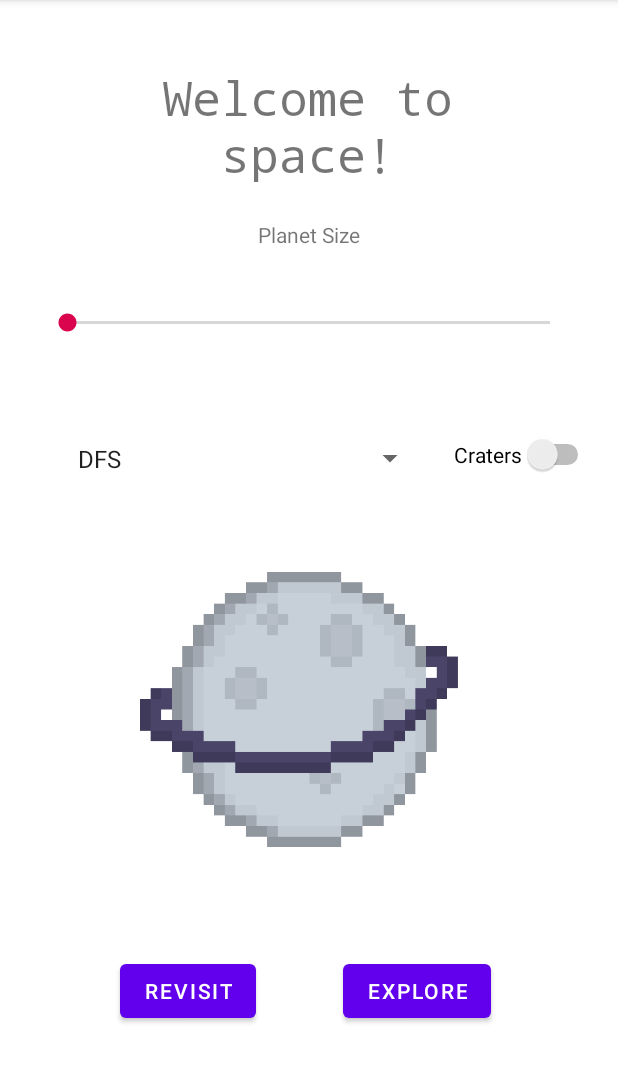
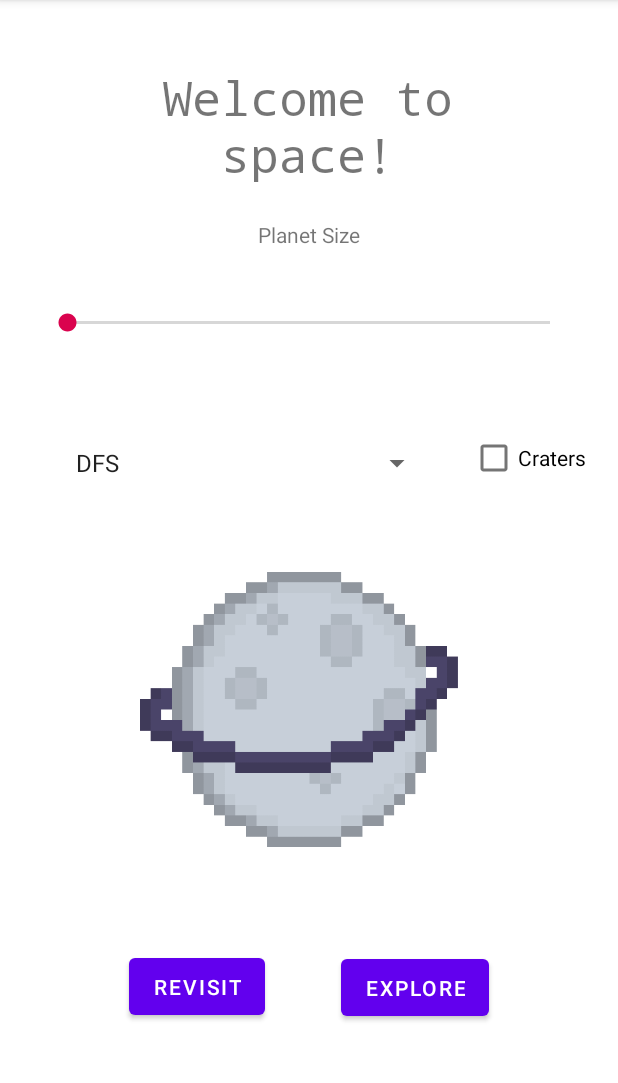
Before and after one commit to kimsejas/SpaceAndroidMaze, an Android app: the screen it shows after launch (AMazeActivity), on a phone screen of 412 x 824 dp, the part 84-1167 px from its top. Run offline under Robolectric (Android 15) with nearby library versions, the phone set to English and light mode, and no system bars.

Commit message:
Added working shared preferences to save user selection and imported P7PanelF22.java file

```diff
--- a/app/src/main/java/edu/wm/cs/cs301/amazebykimberlysejas/gui/AMazeActivity.java
+++ b/app/src/main/java/edu/wm/cs/cs301/amazebykimberlysejas/gui/AMazeActivity.java
@@ -3,12 +3,15 @@ package edu.wm.cs.cs301.amazebykimberlysejas.gui;
 import androidx.appcompat.app.AppCompatActivity;
 
 import android.content.Intent;
+import android.content.SharedPreferences;
 import android.os.Bundle;
+import android.preference.PreferenceManager;
 import android.util.Log;
 import android.view.View;
 import android.widget.AdapterView;
 import android.widget.ArrayAdapter;
 import android.widget.Button;
+import android.widget.CheckBox;
 import android.widget.CompoundButton;
 import android.widget.SeekBar;
 import android.widget.Spinner;
@@ -24,28 +27,32 @@ public class AMazeActivity extends AppCompatActivity implements AdapterView.OnIt
     private Button revisit;
     private Spinner spinner;
 
-    private TextView skillBarText;
-    private SeekBar skillBar;
-    public int skillBarNum;
+    private TextView planetSizeText;
+    private SeekBar planetSizeBar;
+    public int planetSizeNum;
 
-    private Switch craterSwitch;
+    private CheckBox cratersChecked;
+
+    private SharedPreferences mazePreferences;
+    private SharedPreferences.Editor mazeEditor;
+    private String planetType;
 
 
     @Override
     protected void onCreate(Bundle savedInstanceState) {
         super.onCreate(savedInstanceState);
         setContentView(R.layout.activity_amaze);
-
+        mazePreferences = getSharedPreferences("mazePref",MODE_PRIVATE);
         exploreButtonOnClick();
         revisitButtonOnClick();
         spinnerPlanetSelection();
         skillBarSlider();
         craterSwitchCheckChange();
+
     }
 
     /*
-    Switches to the GeneratingActivity when the user clicks on the explore button by using an intent.
-    Also, displays a toast message and outputs a Log.V indicating that the explore button was clicked.
+    Switches to the GeneratingActivity when explore button is clicked and saves information about selected planet
      */
     private void exploreButtonOnClick(){
         explore = findViewById(R.id.exploreB);
@@ -54,6 +61,12 @@ public class AMazeActivity extends AppCompatActivity implements AdapterView.OnIt
             public void onClick(View view) {
                 Toast.makeText(AMazeActivity.this, "Explore button clicked!", Toast.LENGTH_SHORT).show();
                 Log.v("buttonClicked", "User clicked explore button");
+                mazeEditor = mazePreferences.edit();
+                mazeEditor.putString("planet", planetType);
+                mazeEditor.putInt("size", planetSizeNum);
+                mazeEditor.putBoolean("craters", cratersChecked.isChecked());
+                mazeEditor.commit();
+                Toast.makeText(AMazeActivity.this, "Information saved: "+ planetType + "," +planetSizeNum + "," + cratersChecked.isChecked() , Toast.LENGTH_SHORT).show();
                 Intent i = new Intent(AMazeActivity.this, GeneratingActivity.class);
                 startActivity(i);
             }
@@ -69,7 +82,10 @@ public class AMazeActivity extends AppCompatActivity implements AdapterView.OnIt
         revisit.setOnClickListener(new View.OnClickListener() {
             @Override
             public void onClick(View view) {
-                Toast.makeText(AMazeActivity.this, "Revisit button clicked!", Toast.LENGTH_SHORT).show();
+                String lastPlanet = mazePreferences.getString("planet", "");
+                int lastPlanetSize = mazePreferences.getInt("size", 0);
+                boolean lastCratersChecked = mazePreferences.getBoolean("craters", false);
+                Toast.makeText(AMazeActivity.this, "Revisit button clicked! Going to " +lastPlanet + " "+ lastPlanetSize + " Craters: "+ lastCratersChecked, Toast.LENGTH_SHORT).show();
                 Log.v("buttonClicked", "User clicked revisit button");
                 Intent i = new Intent(AMazeActivity.this, GeneratingActivity.class);
                 startActivity(i);
@@ -96,13 +112,13 @@ public class AMazeActivity extends AppCompatActivity implements AdapterView.OnIt
     Also, displays a toast message and outputs a Log.V indicating the user's current planet size choice.
      */
     private void skillBarSlider(){
-        skillBarText = (TextView) findViewById(R.id.pSizeBarText);
-        skillBar = (SeekBar) findViewById(R.id.pSizeBar);
-        skillBar.setOnSeekBarChangeListener(new SeekBar.OnSeekBarChangeListener() {
+        planetSizeText = (TextView) findViewById(R.id.pSizeBarText);
+        planetSizeBar = (SeekBar) findViewById(R.id.pSizeBar);
+        planetSizeBar.setOnSeekBarChangeListener(new SeekBar.OnSeekBarChangeListener() {
             @Override
             public void onProgressChanged(SeekBar seekBar, int progress, boolean b) {
-                skillBarNum = progress;
-                skillBarText.setText("Planet Size:"+ progress);
+                planetSizeNum = progress;
+                planetSizeText.setText("Planet Size:"+ progress);
                 Toast.makeText(AMazeActivity.this, "Chosen Planet Size:  " + progress, Toast.LENGTH_SHORT).show();
                 Log.v("skillBarProgress", "User chose a planet size of:  " + progress);
 
@@ -121,22 +137,25 @@ public class AMazeActivity extends AppCompatActivity implements AdapterView.OnIt
     }
 
     /*
-    Creates a listener for the craters (rooms) switch that can change between craters mode on and off.
+    Creates a listener for the craters (rooms) checkbox that can change between craters mode on and off.
     A toast message and Log.V output will indicate the status of the switch and updates if changed.
      */
     private void craterSwitchCheckChange(){
-        craterSwitch = findViewById(R.id.craterSwitch);
-
-        craterSwitch.setOnCheckedChangeListener(new CompoundButton.OnCheckedChangeListener() {
+        cratersChecked = findViewById(R.id.craterChecked);
+        cratersChecked.setOnClickListener(new View.OnClickListener() {
             @Override
-            public void onCheckedChanged(CompoundButton compoundButton, boolean isChecked) {
-                if (isChecked){
+            public void onClick(View view) {
+                if (cratersChecked.isChecked()){
+                    cratersChecked.setChecked(true);
                     Toast.makeText(AMazeActivity.this, "Craters mode on", Toast.LENGTH_SHORT).show();
                     Log.v("switch", "User checked craters " );
 
-                }else{
+                }
+                else{
+                    cratersChecked.setChecked(false);
                     Toast.makeText(AMazeActivity.this, "Craters mode off", Toast.LENGTH_SHORT).show();
                     Log.v("switch", "User unchecked craters " );
+
                 }
 
             }
@@ -144,9 +163,9 @@ public class AMazeActivity extends AppCompatActivity implements AdapterView.OnIt
     }
     @Override
     public void onItemSelected(AdapterView<?> adapterView, View view, int i, long l) {
-        String text = adapterView.getItemAtPosition(i).toString();
-        Toast.makeText(AMazeActivity.this, "Selected Planet: " + text, Toast.LENGTH_SHORT).show();
-        Log.v("itemSelected", "User selected " + text + " planet");
+        planetType = adapterView.getItemAtPosition(i).toString();
+        Toast.makeText(AMazeActivity.this, "Selected Planet: " + planetType, Toast.LENGTH_SHORT).show();
+        Log.v("itemSelected", "User selected " + planetType + " planet");
     }
 
     @Override
--- a/app/src/main/res/layout/activity_amaze.xml
+++ b/app/src/main/res/layout/activity_amaze.xml
@@ -9,32 +9,32 @@
     <Button
         android:id="@+id/revisitB"
         android:layout_width="wrap_content"
-        android:layout_height="wrap_content"
+        android:layout_height="50dp"
+        android:layout_marginStart="36dp"
         android:text="@string/revisit"
         app:layout_constraintBottom_toBottomOf="parent"
-        app:layout_constraintEnd_toEndOf="parent"
-        app:layout_constraintHorizontal_bias="0.249"
+        app:layout_constraintEnd_toStartOf="@+id/exploreB"
         app:layout_constraintStart_toStartOf="parent"
         app:layout_constraintTop_toTopOf="parent"
-        app:layout_constraintVertical_bias="0.884" />
+        app:layout_constraintVertical_bias="0.881" />
 
     <Button
         android:id="@+id/exploreB"
         android:layout_width="wrap_content"
-        android:layout_height="wrap_content"
+        android:layout_height="50dp"
         android:layout_marginEnd="36dp"
         android:text="@string/explore"
         app:layout_constraintBottom_toBottomOf="parent"
         app:layout_constraintEnd_toEndOf="parent"
-        app:layout_constraintHorizontal_bias="0.544"
+        app:layout_constraintHorizontal_bias="0.851"
         app:layout_constraintStart_toEndOf="@+id/revisitB"
         app:layout_constraintTop_toTopOf="parent"
-        app:layout_constraintVertical_bias="0.884" />
+        app:layout_constraintVertical_bias="0.882" />
 
     <Spinner
         android:id="@+id/titleSpinner"
-        android:layout_width="240dp"
-        android:layout_height="30dp"
+        android:layout_width="246dp"
+        android:layout_height="57dp"
         app:layout_constraintBottom_toBottomOf="parent"
         app:layout_constraintEnd_toEndOf="parent"
         app:layout_constraintHorizontal_bias="0.257"
@@ -65,8 +65,8 @@
         app:layout_constraintTop_toTopOf="parent"
         app:layout_constraintVertical_bias="0.196" />
 
-    <Switch
-        android:id="@+id/craterSwitch"
+    <CheckBox
+        android:id="@+id/craterChecked"
         android:layout_width="wrap_content"
         android:layout_height="wrap_content"
         android:text="@string/craters"
@@ -105,4 +105,7 @@
         />
 
 
+
+
+
 </androidx.constraintlayout.widget.ConstraintLayout>
--- a/app/src/main/res/values/strings.xml
+++ b/app/src/main/res/values/strings.xml
@@ -1,7 +1,7 @@
 <resources>
     <string name="app_name">AMazeByKimberlySejas</string>
     <string name="explore">explore</string>
-    <string name="revisit">revisit</string>
+    <string name="revisit">revisit </string>
 
     <string-array name="algos">
         <item>DFS</item>
```
Also changed, not shown: app/src/main/java/edu/wm/cs/cs301/amazebykimberlysejas/gui/MazePanel.java (+65 -3 lines), app/src/main/java/edu/wm/cs/cs301/amazebykimberlysejas/gui/P7PanelF22.java (added, +196 -0 lines).
